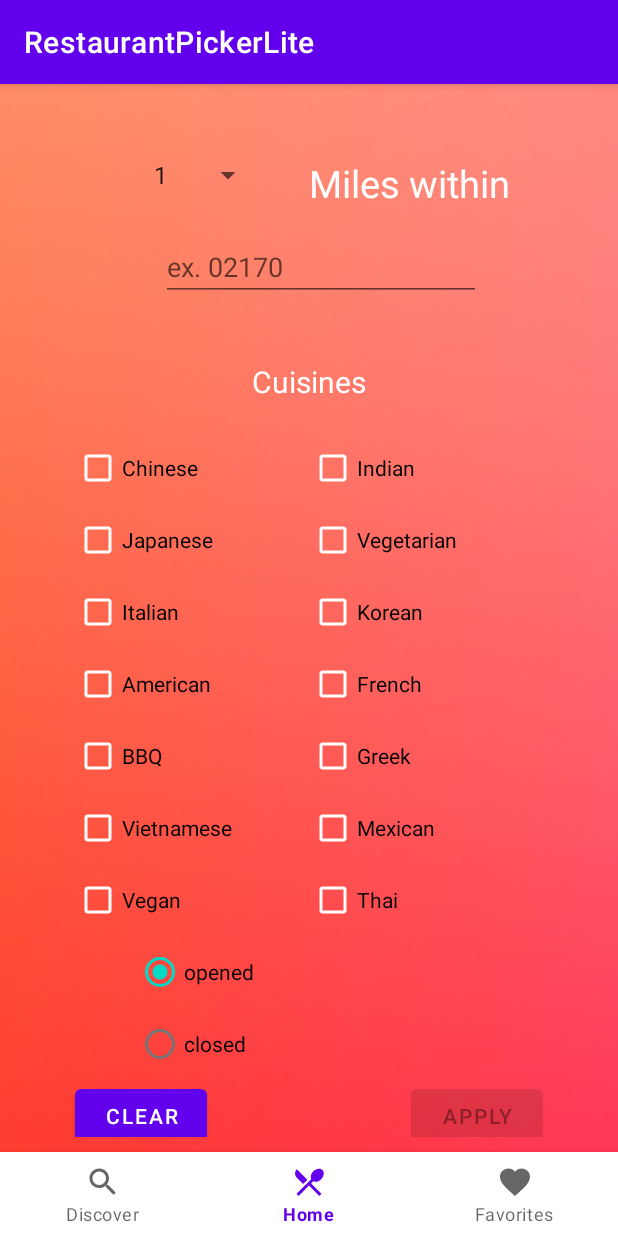
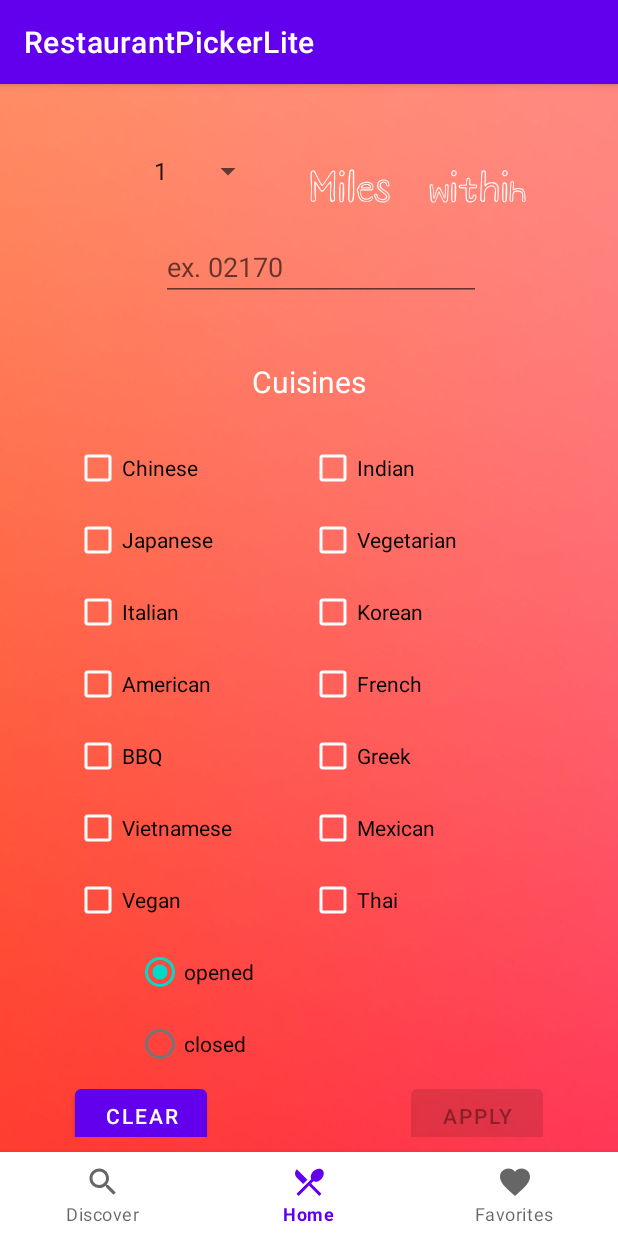
Before and after one commit to buc0025/Android_Restaurant_Picker_Lite, an Android app: the screen it shows after launch (MainActivity), on a phone screen of 412 x 824 dp. Run offline under Robolectric (Android 15) with nearby library versions, the phone set to English and light mode, and no system bars; our stand-ins replace Picasso, Volley; pictures from the network do not load.

Commit message:
Adding and testing different fonts for main layout

```diff
--- /dev/null
+++ b/app/src/main/res/font/lobster_italic.xml
@@ -0,0 +1,4 @@
+<?xml version="1.0" encoding="utf-8"?>
+<font-family xmlns:android="http://schemas.android.com/apk/res/android">
+
+</font-family>
--- /dev/null
+++ b/app/src/main/res/font/lobster_regular.xml
@@ -0,0 +1,4 @@
+<?xml version="1.0" encoding="utf-8"?>
+<font-family xmlns:android="http://schemas.android.com/apk/res/android">
+
+</font-family>
--- a/app/src/main/res/layout/activity_main.xml
+++ b/app/src/main/res/layout/activity_main.xml
@@ -76,7 +76,8 @@
             android:textColor="@color/white"
             android:textSize="25sp"
             app:layout_constraintStart_toStartOf="@id/guideline2"
-            app:layout_constraintTop_toTopOf="parent" />
+            app:layout_constraintTop_toTopOf="parent"
+            android:fontFamily="@font/shizuru_regular"/>
 
         <EditText
             android:id="@+id/edtZipCode"
```
Also changed, not shown: app/src/main/res/font/lobster.xml (added, +11 -0 lines), app/src/main/res/font/shizuru_regular.ttf (added).
